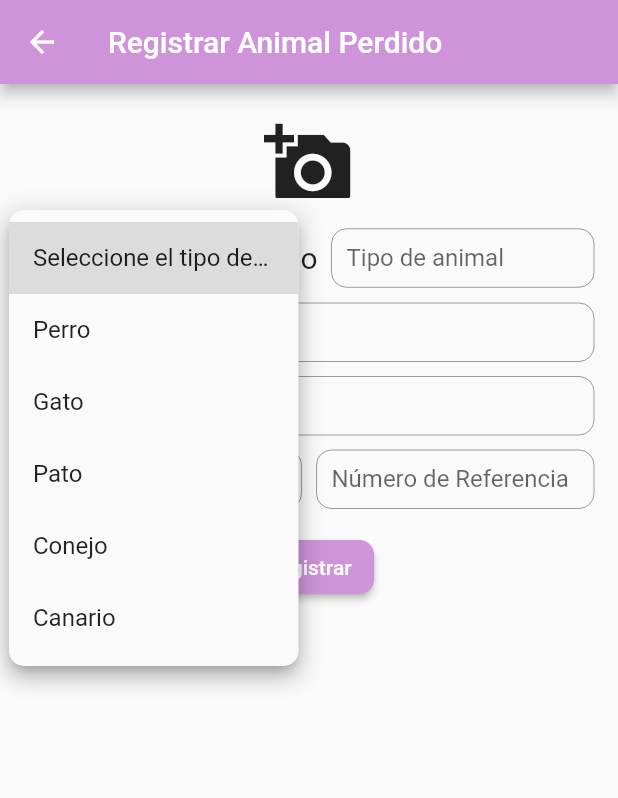
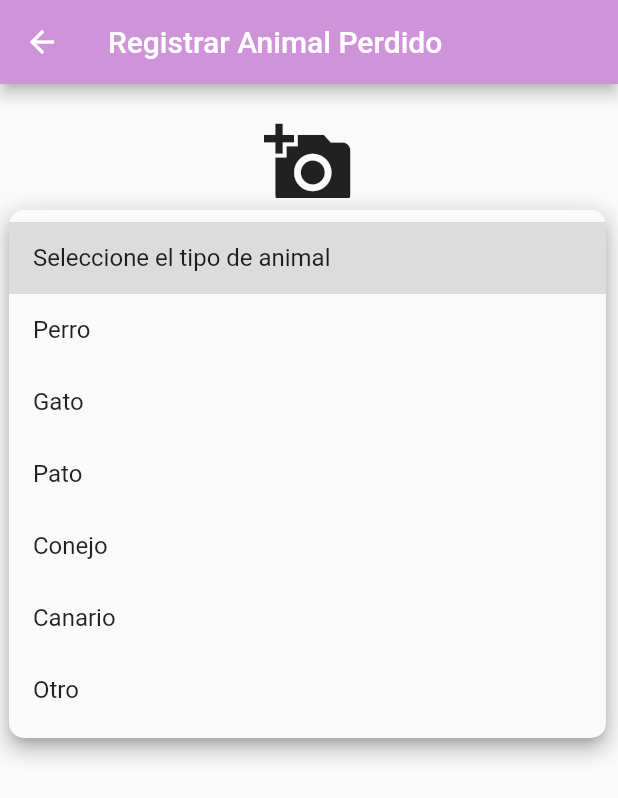
Before and after one commit to Ferrufino03/Lost_pet, a Flutter app: the AnimalRegistrationScreen screen opened directly, after a tap on "Seleccione el tipo de animal", on a phone screen of 412 x 824 dp. Shown: the top 798 px of the screen. Run offline on Flutter 3.47's test engine with Material 2 defaults, Android fonts, the phone set to English and light mode, and no system bars; our stand-ins replace bloc, cloud_firestore, equatable, firebase_auth, firebase_core, firebase_storage and 2 more; accounts and stored records are empty; generated files the repository leaves out were written again.

Commit message:
Update project files

```diff
--- a/lib/app.dart
+++ b/lib/app.dart
@@ -1,5 +1,5 @@
-import 'package:firebase_crud/app_view.dart';
-import 'package:firebase_crud/blocs/authentication_bloc/authentication_bloc.dart';
+import 'package:lost_pet/app_view.dart';
+import 'package:lost_pet/blocs/authentication_bloc/authentication_bloc.dart';
 import 'package:flutter/widgets.dart';
 import 'package:flutter_bloc/flutter_bloc.dart';
 import 'package:user_repository/user_repository.dart';
--- a/lib/screens/AnimalRegistration/bloc/animal_registration_bloc.dart
+++ b/lib/screens/AnimalRegistration/bloc/animal_registration_bloc.dart
@@ -1,19 +1,20 @@
 import 'package:cloud_firestore/cloud_firestore.dart';
-import 'package:firebase_crud/screens/AnimalRegistration/model/Animal.dart';
+import 'package:firebase_auth/firebase_auth.dart';
+import 'package:lost_pet/screens/AnimalRegistration/model/Animal.dart';
 import 'package:flutter_bloc/flutter_bloc.dart';
-import 'package:firebase_crud/screens/AnimalRegistration/bloc/animal_registration_event.dart';
-import 'package:firebase_crud/screens/AnimalRegistration/bloc/animal_registration_state.dart';
+import 'package:lost_pet/screens/AnimalRegistration/bloc/animal_registration_event.dart';
+import 'package:lost_pet/screens/AnimalRegistration/bloc/animal_registration_state.dart';
 
 class AnimalRegistrationBloc
     extends Bloc<AnimalRegistrationEvent, AnimalRegistrationState> {
-  // ignore: unnecessary_new
-  Animal animal = new Animal();
+  Animal animal = Animal();
   AnimalRegistrationBloc() : super(AnimalRegistrationInitial()) {
     on<GetImageEvent>(onUpLoadImage);
     on<ResetStateEvent>(onResetState);
     on<InputEvent>(onInputState);
     on<SubmitEvent>(onSubmitState);
   }
+
   void onUpLoadImage(
       GetImageEvent event, Emitter<AnimalRegistrationState> emit) async {
     animal.imageURL = event.url;
@@ -22,31 +23,28 @@ class AnimalRegistrationBloc
 
   void onResetState(
       ResetStateEvent event, Emitter<AnimalRegistrationState> emit) async {
-        // ignore: unnecessary_new
-        animal=new Animal();
+    animal = Animal();
     emit(ResetState(animal: animal));
   }
 
   void onInputState(
       InputEvent event, Emitter<AnimalRegistrationState> emit) async {
-    animal.imageURL = event.animal!.imageURL;
-    animal.animaltype = event.animal!.animaltype;
-    animal.informacion = event.animal!.informacion;
-    animal.infoubicacion = event.animal!.infoubicacion;
-    animal.recompensa = event.animal!.recompensa;
-    animal.numref = event.animal!.numref;
+    animal = event.animal ?? Animal();
     emit(AnimalRegistrationUpdate(animal: animal));
   }
 
   void onSubmitState(
       SubmitEvent event, Emitter<AnimalRegistrationState> emit) async {
-    await FirebaseFirestore.instance
-        .collection('animals')
-        .add(animal.toMap)
-        .then((DocumentReference documentRef) {
-      emit(RegistrationSuccess());
-    }).catchError((error) {
+    try {
+      animal.userId = FirebaseAuth.instance.currentUser!.uid;
+      await FirebaseFirestore.instance
+          .collection('animals')
+          .add(animal.toMap)
+          .then((DocumentReference documentRef) {
+        emit(RegistrationSuccess());
+      });
+    } catch (error) {
       emit(RegistrationError());
-    });
+    }
   }
 }
--- a/lib/screens/AnimalRegistration/bloc/animal_registration_event.dart
+++ b/lib/screens/AnimalRegistration/bloc/animal_registration_event.dart
@@ -1,4 +1,4 @@
-import 'package:firebase_crud/screens/AnimalRegistration/model/Animal.dart';
+import 'package:lost_pet/screens/AnimalRegistration/model/Animal.dart';
 
 abstract class AnimalRegistrationEvent {}
 
--- a/lib/screens/AnimalRegistration/bloc/animal_registration_state.dart
+++ b/lib/screens/AnimalRegistration/bloc/animal_registration_state.dart
@@ -1,4 +1,4 @@
-import 'package:firebase_crud/screens/AnimalRegistration/model/Animal.dart';
+import 'package:lost_pet/screens/AnimalRegistration/model/Animal.dart';
 
 abstract class AnimalRegistrationState {}
 
--- a/lib/screens/AnimalRegistration/model/Animal.dart
+++ b/lib/screens/AnimalRegistration/model/Animal.dart
@@ -6,7 +6,7 @@ class Animal {
   String recompensa;
   String numref;
   String status = "Perdido";
-
+  String userId;
   Animal({
     this.imageURL="",
     this.animaltype="",
@@ -14,6 +14,7 @@ class Animal {
     this.infoubicacion="",
     this.recompensa="",
     this.numref="",
+    this.userId=""
   });
 
   Map<String, dynamic> get toMap {
@@ -24,6 +25,7 @@ class Animal {
       "infoubicacion": this.infoubicacion,
       "recompensa": this.recompensa,
       "numref": this.numref,
+      "userId": this.userId,
       "status": "Perdido"
     };
   }
--- a/lib/screens/AnimalRegistration/ui/AnimalRegistrationScreen.dart
+++ b/lib/screens/AnimalRegistration/ui/AnimalRegistrationScreen.dart
@@ -1,8 +1,8 @@
-import 'package:firebase_crud/screens/AnimalRegistration/bloc/animal_registration_bloc.dart';
-import 'package:firebase_crud/screens/AnimalRegistration/bloc/animal_registration_event.dart';
-import 'package:firebase_crud/screens/AnimalRegistration/bloc/animal_registration_state.dart';
-import 'package:firebase_crud/screens/AnimalRegistration/model/Animal.dart';
-import 'package:firebase_crud/screens/UpLoadImage/ui/upload_image.dart';
+import 'package:lost_pet/screens/AnimalRegistration/bloc/animal_registration_bloc.dart';
+import 'package:lost_pet/screens/AnimalRegistration/bloc/animal_registration_event.dart';
+import 'package:lost_pet/screens/AnimalRegistration/bloc/animal_registration_state.dart';
+import 'package:lost_pet/screens/AnimalRegistration/model/Animal.dart';
+import 'package:lost_pet/screens/UpLoadImage/ui/upload_image.dart';
 import 'package:flutter/material.dart';
 import 'package:flutter_bloc/flutter_bloc.dart';
 
@@ -62,11 +62,12 @@ class _AnimalRegistrationScreenState extends State<AnimalRegistrationScreen> {
     return Scaffold(
       appBar: AppBar(
           leading: IconButton(
-        icon: Icon(Icons.arrow_back, color:Theme.of(context).colorScheme.onSecondary),
+            icon: Icon(Icons.arrow_back,
+                color: Theme.of(context).colorScheme.onSecondary),
             onPressed: () => Navigator.of(context).pop(),
           ),
-        title:  Text('Registrar Animal Perdido',
-        style:TextStyle(
+          title: Text('Registrar Animal Perdido',
+              style: TextStyle(
                 color: Theme.of(context).colorScheme.onSecondary,
               ))),
       body: Container(
@@ -186,7 +187,14 @@ class _AnimalRegistrationScreenState extends State<AnimalRegistrationScreen> {
   }
 
   Widget animalsType() {
-    List<String> tiposDeAnimales = ['Perro', 'Gato', 'Pato', 'Conejo', 'Canario'];
+    List<String> tiposDeAnimales = [
+      'Perro',
+      'Gato',
+      'Pato',
+      'Conejo',
+      'Canario',
+      'Otro'
+    ];
     Set<String> animals = {"Seleccione el tipo de animal", ...tiposDeAnimales};
     List<DropdownMenuItem<String>> items = animals.map((e) {
       return DropdownMenuItem<String>(
@@ -210,24 +218,10 @@ class _AnimalRegistrationScreenState extends State<AnimalRegistrationScreen> {
         });
       },
     );
-    Widget inputType = TextFormField(
-      decoration: _decor('Tipo de animal'),
-      controller: _animalType,
-      onChanged: (value) {
-        setState(() {
-          _handleInput(value, "_animalType");
-        });
-      },
-      keyboardType: TextInputType.text,
-    );
-    Widget wrapper = Row(
-      children: [
-        _animalType.text.isEmpty
-            ? Expanded(
-                child: Container(
+    Widget wrapper = Container(
         decoration: BoxDecoration(
-                      borderRadius: BorderRadius.circular(
-                          10), // Radio del borde del contenedor
+          borderRadius:
+              BorderRadius.circular(10), // Radio del borde del contenedor
           border: Border.all(
             color: Colors.black12, // Color del borde
             width: 1, // Ancho del borde
@@ -235,18 +229,7 @@ class _AnimalRegistrationScreenState extends State<AnimalRegistrationScreen> {
         ),
         alignment: Alignment.center,
         padding: const EdgeInsets.only(left: 5, right: 15),
-                    child: menu))
-            : const SizedBox(),
-        (_animalType.text.isEmpty && _option.isEmpty)
-            ? const SizedBox(
-                width: 30,
-                child: Text("o",
-                    textAlign: TextAlign.center,
-                    style: TextStyle(fontSize: 20)))
-            : const SizedBox(),
-        _option.isEmpty ? Expanded(child: inputType) : const SizedBox()
-      ],
-    );
+        child: menu);
     return wrapper;
   }
 
@@ -268,13 +251,17 @@ class _AnimalRegistrationScreenState extends State<AnimalRegistrationScreen> {
 
   void _submitForm() async {
     final animal = BlocProvider.of<AnimalRegistrationBloc>(context).animal;
-    if (_formKey.currentState!.validate() && animal.animaltype.isNotEmpty && animal.imageURL.isNotEmpty) {
+    if (_formKey.currentState!.validate() &&
+        animal.animaltype.isNotEmpty &&
+        animal.imageURL.isNotEmpty) {
       //_formKey.currentState!.save();
       BlocProvider.of<AnimalRegistrationBloc>(context).add(SubmitEvent());
     } else {
       ScaffoldMessenger.of(context).showSnackBar(
         SnackBar(
-          content: Text(animal.animaltype.isEmpty?"Indique el tipo de animal":"Suba una imagen por favor."),
+          content: Text(animal.animaltype.isEmpty
+              ? "Indique el tipo de animal"
+              : "Suba una imagen por favor."),
         ),
       );
     }
--- a/lib/screens/UpLoadImage/bloc/up_load_image_bloc.dart
+++ b/lib/screens/UpLoadImage/bloc/up_load_image_bloc.dart
@@ -1,7 +1,7 @@
 import 'dart:io';
 
-import 'package:firebase_crud/screens/UpLoadImage/bloc/up_load_image_event.dart';
-import 'package:firebase_crud/screens/UpLoadImage/bloc/up_load_image_state.dart';
+import 'package:lost_pet/screens/UpLoadImage/bloc/up_load_image_event.dart';
+import 'package:lost_pet/screens/UpLoadImage/bloc/up_load_image_state.dart';
 import 'package:firebase_storage/firebase_storage.dart';
 import 'package:flutter_bloc/flutter_bloc.dart';
 
--- a/lib/screens/auth/sign_in_screen.dart
+++ b/lib/screens/auth/sign_in_screen.dart
@@ -1,4 +1,4 @@
-import 'package:firebase_crud/screens/auth/components/my_text_field.dart';
+import 'package:lost_pet/screens/auth/components/my_text_field.dart';
 import 'package:flutter/cupertino.dart';
 import 'package:flutter/material.dart';
 import 'package:flutter_bloc/flutter_bloc.dart';
--- a/lib/screens/user_profile_screen.dart
+++ b/lib/screens/user_profile_screen.dart
@@ -131,7 +131,7 @@ class _UserProfileScreenState extends State<UserProfileScreen> {
                         .collection('users')
                         .doc(user!.uid)
                         .update({
-                      'nombre': _nombreController.text,
+                      'name': _nombreController.text,
                       'email': _emailController.text,
                       'direccion': _direccionController.text,
                       'telefono': _telefonoController.text,
--- a/lib/widgets/FoundAnimalSeccion.dart
+++ b/lib/widgets/FoundAnimalSeccion.dart
@@ -23,6 +23,7 @@ class FoundAnimalsSection extends StatelessWidget {
             recompensa: doc['recompensa'],
             numeroDeReferencia: doc['numref'],
             statusa: doc['status'],
+            userId: doc['userId'],
           ));
         });
 
--- a/lib/widgets/LostAnimalcard.dart
+++ b/lib/widgets/LostAnimalcard.dart
@@ -9,6 +9,7 @@ class LostAnimalCard extends StatelessWidget {
   final String recompensa;
   final String numeroDeReferencia;
   final String statusa;
+  final String userId; // Asume que ahora tienes este campo disponible
 
   LostAnimalCard({
     required this.imageUrl,
@@ -18,6 +19,7 @@ class LostAnimalCard extends StatelessWidget {
     required this.recompensa,
     required this.numeroDeReferencia,
     required this.statusa,
+    required this.userId, // Incluye el userId como un parámetro requerido
   });
 
   @override
@@ -27,8 +29,6 @@ class LostAnimalCard extends StatelessWidget {
         Navigator.of(context).push(
           MaterialPageRoute(
             builder: (context) => DetailedAnimalScreen(
-              //documentId:
-                //  'tu_document_id', // Asegúrate de pasar el documentId correcto aquí
               imageUrl: imageUrl,
               animalType: animalType,
               additionalInfo: additionalInfo,
@@ -36,6 +36,7 @@ class LostAnimalCard extends StatelessWidget {
               recompensa: recompensa,
               numeroDeReferencia: numeroDeReferencia,
               statusa: statusa,
+              userId: userId, // Pasa el userId a DetailedAnimalScreen
             ),
           ),
         );
--- a/pubspec.yaml
+++ b/pubspec.yaml
@@ -1,4 +1,4 @@
-name: firebase_crud
+name: lost_pet
 description: A new Flutter project.
 # The following line prevents the package from being accidentally published to
 # pub.dev using `flutter pub publish`. This is preferred for private packages.
```
Also changed, not shown: lib/app_view.dart (+3 -4 lines), lib/main.dart (+4 -7 lines), lib/screens/DetailedAnimalScreen.dart (+45 -67 lines), lib/screens/UpLoadImage/ui/upload_image.dart (+6 -6 lines), lib/screens/auth/welcome_screen.dart (+4 -4 lines), lib/screens/home_screen.dart (+15 -13 lines), 2 other files. Lines whose indentation alone changed are shown as unchanged.
